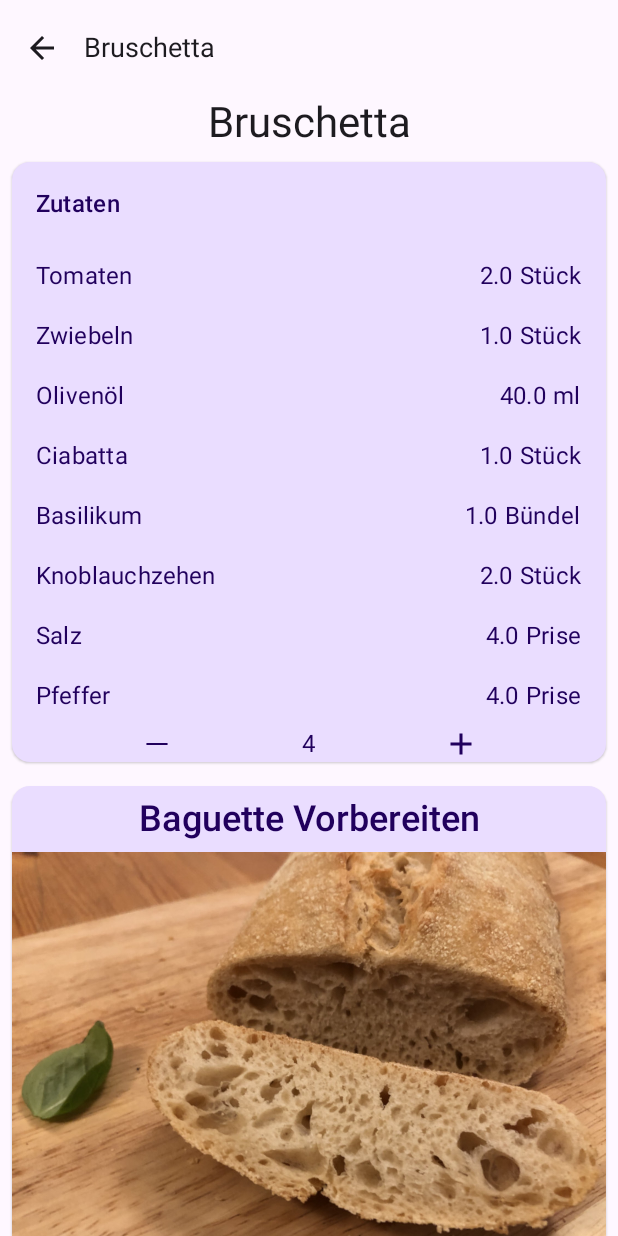
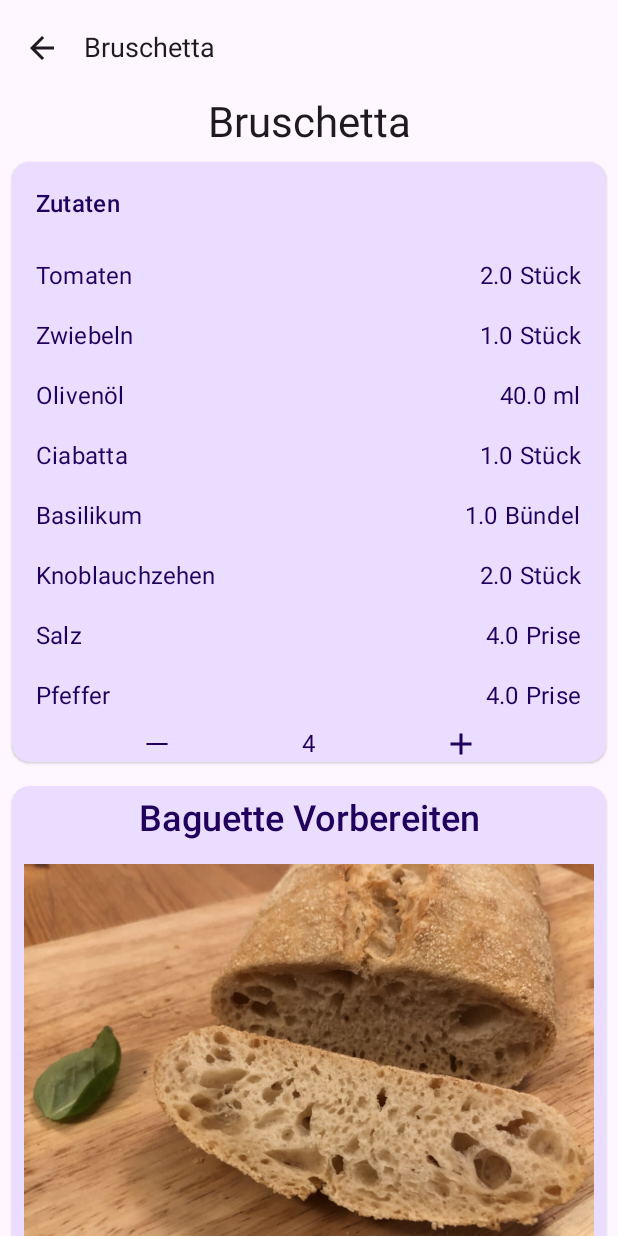
Before and after one commit to chris-prenissl/LasagneDinner, an Android app built with Jetpack Compose: the screen it shows after launch (MainActivity), after a tap on "Bruschetta", on a phone screen of 412 x 824 dp. Run offline under Robolectric (Android 15) with nearby library versions, the light colour scheme and no system bars; our stand-ins replace Compose Multiplatform resources.

Commit message:
Add padding to StepItem and DishItem image

```diff
--- a/composeApp/build.gradle.kts
+++ b/composeApp/build.gradle.kts
@@ -88,10 +88,10 @@ android {
         sourceCompatibility = JavaVersion.VERSION_11
         targetCompatibility = JavaVersion.VERSION_11
     }
+}
 
-    dependencies {
-        debugImplementation(libs.compose.ui.tooling)
-    }
+dependencies {
+    debugImplementation(libs.compose.ui.tooling)
 }
 
 tasks.getByPath("preBuild").dependsOn("ktlintFormat")
--- a/composeApp/src/commonMain/kotlin/presentation/component/DishItem.kt
+++ b/composeApp/src/commonMain/kotlin/presentation/component/DishItem.kt
@@ -54,6 +54,7 @@ fun DishItem(
             Image(
                 bitmap = imageResource(dish.image),
                 contentDescription = dish.title,
+                modifier = Modifier.padding(AppConstants.Size.paddingStandard),
             )
             Row(
                 horizontalArrangement = Arrangement.End,
--- a/composeApp/src/commonMain/kotlin/presentation/component/StepItem.kt
+++ b/composeApp/src/commonMain/kotlin/presentation/component/StepItem.kt
@@ -41,6 +41,7 @@ fun StepItem(dishStep: DishStep) {
             Image(
                 bitmap = imageResource(dishStep.image),
                 contentDescription = dishStep.title,
+                modifier = Modifier.padding(AppConstants.Size.paddingStandard),
             )
             Row(
                 verticalAlignment = Alignment.CenterVertically,
```
Also changed, not shown: gradle/libs.versions.toml (+3 -4 lines).
